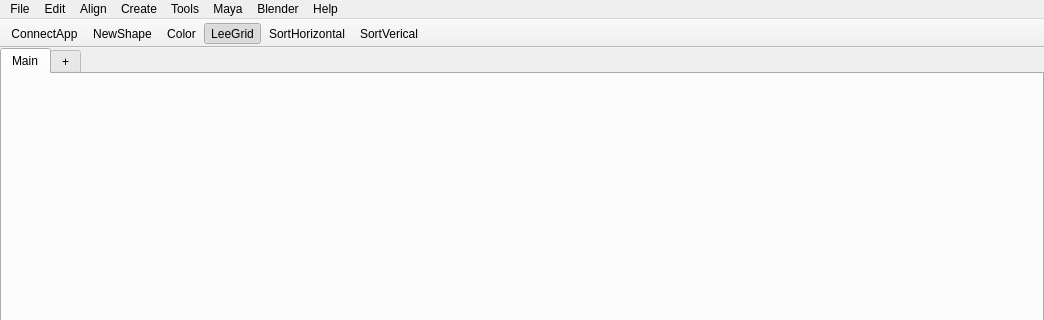
First picture: the form in ui/leePicker.ui, repository leetdvn/LeePickerX, before the edit; both pictures show x 0 to 1044 and y 0 to 320 of the 1044 by 630 pixel window.
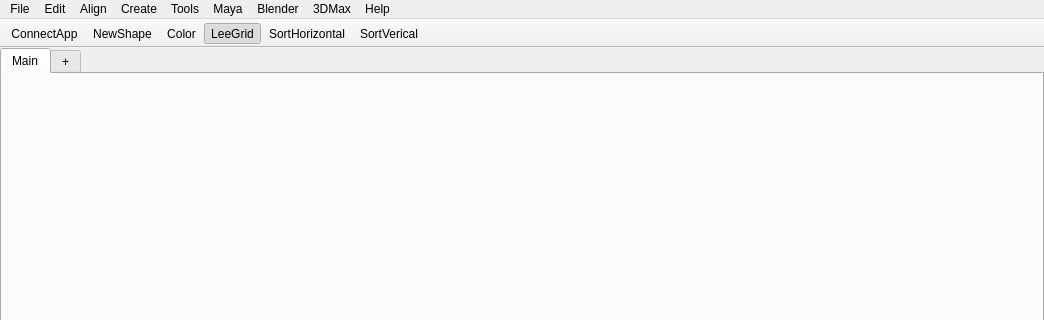
Second picture: the form after the edit. Icons and pictures are not drawn.

Patch:
```diff
--- a/ui/leePicker.ui
+++ b/ui/leePicker.ui
@@ -283,6 +283,11 @@
      <string>Blender</string>
     </property>
    </widget>
+   <widget class="QMenu" name="menu3DMax">
+    <property name="title">
+     <string>3DMax</string>
+    </property>
+   </widget>
    <addaction name="menuFile"/>
    <addaction name="menuHelp"/>
    <addaction name="menuAlign"/>
@@ -290,6 +295,7 @@
    <addaction name="menuThirparty"/>
    <addaction name="menuMaya"/>
    <addaction name="menuBlender"/>
+   <addaction name="menu3DMax"/>
    <addaction name="menuHelp_2"/>
   </widget>
   <widget class="QToolBar" name="mainToolBar">
```
Left out of the diff: 3 changed lines with no effect on the pictures.
